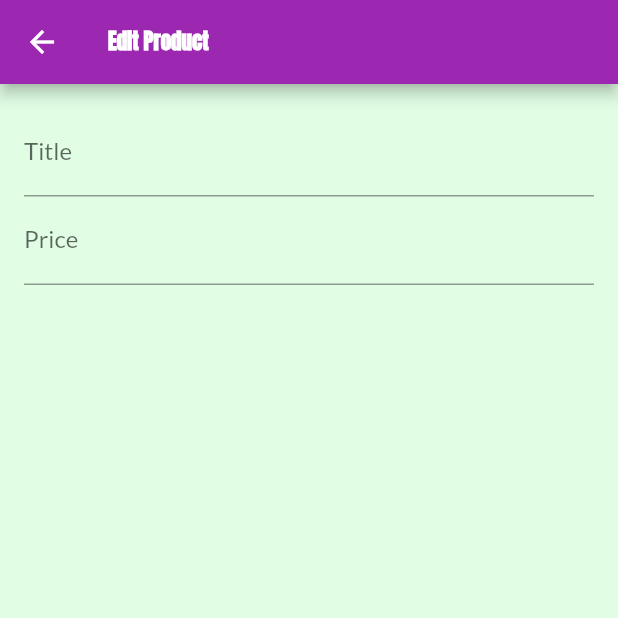
After one commit to Faheemawais/Ecommerce-App-Flutter, a Flutter app: the EditProductScreen screen opened by its route, on a phone screen of 412 x 824 dp, the top half of it. The commit adds this screen. Run offline on Flutter 3.47's test engine with Material 2 defaults, Android fonts, the phone set to English and light mode, and no system bars; network calls fail.

Commit message:
Work of Sarim

```diff
--- a/lib/main.dart
+++ b/lib/main.dart
@@ -1,5 +1,6 @@
 import 'package:flutter/material.dart';
 import 'package:provider/provider.dart';
+import 'package:shop_app/screens/edit_product_screen.dart';
 
 
 import './providers/cart.dart';
@@ -60,6 +61,7 @@ class MyApp extends StatelessWidget {
           CartScreen.routeName: (ctx) => CartScreen(),
           OrdersScreen.routeName: (ctx) => OrdersScreen(),
           UserProductsScreen.routeName: (ctx) => UserProductsScreen(),
+          EditProductScreen.routeName: (ctx) => EditProductScreen(),
         },
       ),
     );
--- /dev/null
+++ b/lib/screens/edit_product_screen.dart
@@ -0,0 +1,47 @@
+import 'package:flutter/material.dart';
+
+class EditProductScreen extends StatefulWidget {
+  static const routeName = '/edit-product';
+
+  @override
+  State<EditProductScreen> createState() => _EditProductScreenState();
+}
+
+class _EditProductScreenState extends State<EditProductScreen> {
+  final _priceFocusNode = FocusNode();
+
+  @override
+  Widget build(BuildContext context) {
+    return Scaffold(
+      appBar: AppBar(
+        title: Text('Edit Product'),
+      ),
+      body: Padding(
+        padding: const EdgeInsets.all(16.0),
+        child: Form(
+          child: ListView(
+            children: <Widget>[
+              TextFormField(
+                decoration: InputDecoration(
+                  labelText: 'Title',
+                ),
+                textInputAction: TextInputAction.next,
+                onFieldSubmitted: (_) {
+                  FocusScope.of(context).requestFocus(_priceFocusNode);
+                },
+              ),
+              TextFormField(
+                decoration: InputDecoration(
+                  labelText: 'Price',
+                ),
+                textInputAction: TextInputAction.next,
+                keyboardType: TextInputType.number,
+                focusNode: _priceFocusNode,
+              ),
+            ],
+          ),
+        ),
+      ),
+    );
+  }
+}
--- a/lib/screens/user_products_screen.dart
+++ b/lib/screens/user_products_screen.dart
@@ -5,6 +5,7 @@ import '../widgets/app_drawer.dart';
 
 import '../providers/products_provider.dart';
 import '../widgets/user_product_item.dart';
+import '../screens/edit_product_screen.dart';
 
 class UserProductsScreen extends StatelessWidget {
   static const routeName = '/user-products';
@@ -17,7 +18,9 @@ class UserProductsScreen extends StatelessWidget {
       appBar: AppBar(
         title: const Text('Your Products'),
         actions: <Widget>[
-          IconButton(onPressed: () {}, icon: const Icon(Icons.add),),
+          IconButton(onPressed: () {
+            Navigator.of(context).pushNamed(EditProductScreen.routeName);
+          }, icon: const Icon(Icons.add),),
         ],
       ),
       drawer: AppDrawer(),
```
